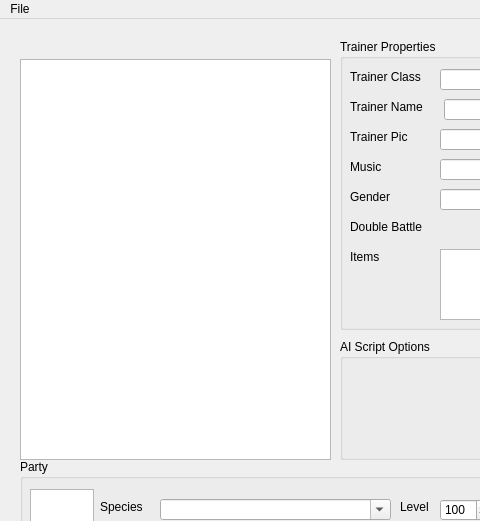
Before: the Qt Designer form forms/mainwindow.ui in V-FEXrt/porytrainer, drawn with Qt 5; both pictures show x 0 to 480 and y 0 to 521 of the 960 by 910 pixel window.
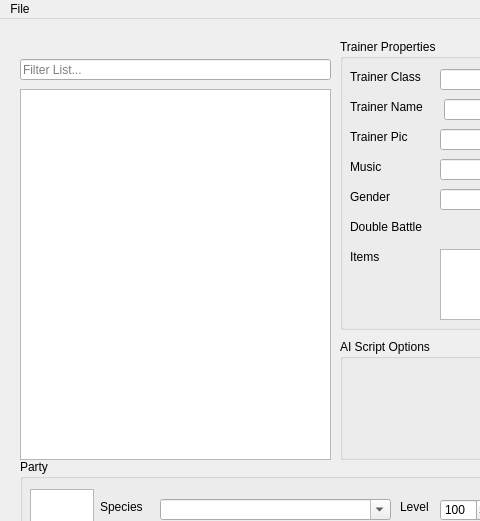
After: the same form once the commit is applied. Custom widgets are drawn as their Qt base class.

Commit message: Add filtering for the trainer list

The edit to the form file:
```diff
--- a/forms/mainwindow.ui
+++ b/forms/mainwindow.ui
@@ -21,9 +21,9 @@
     <property name="geometry">
      <rect>
       <x>20</x>
-      <y>40</y>
+      <y>70</y>
       <width>311</width>
-      <height>401</height>
+      <height>371</height>
      </rect>
     </property>
    </widget>
@@ -1473,6 +1473,19 @@
      </rect>
     </property>
    </widget>
+   <widget class="QLineEdit" name="lineEdit_searchTrainers">
+    <property name="geometry">
+     <rect>
+      <x>20</x>
+      <y>40</y>
+      <width>311</width>
+      <height>21</height>
+     </rect>
+    </property>
+    <property name="placeholderText">
+     <string>Filter List...</string>
+    </property>
+   </widget>
   </widget>
   <widget class="QMenuBar" name="menuBar">
    <property name="geometry">
```
The commit also changes 2 other files.
